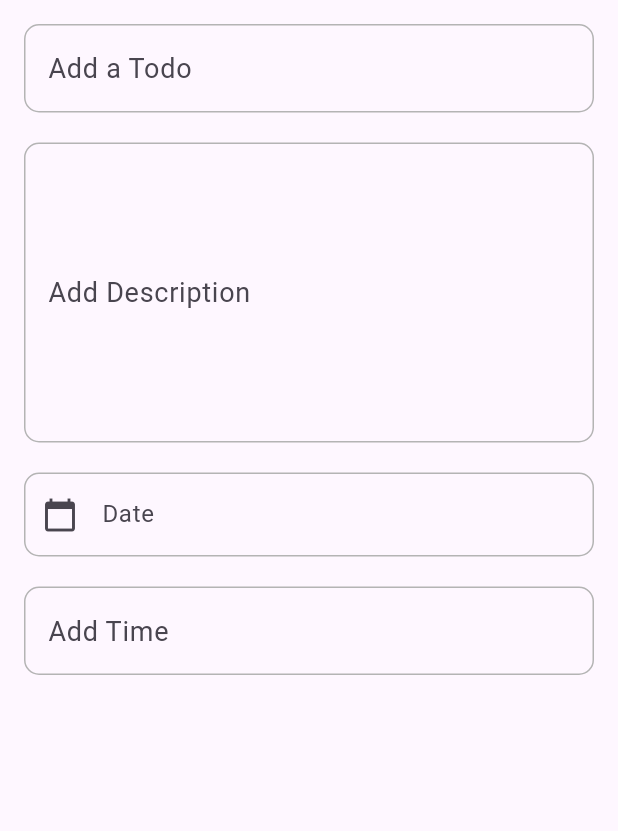
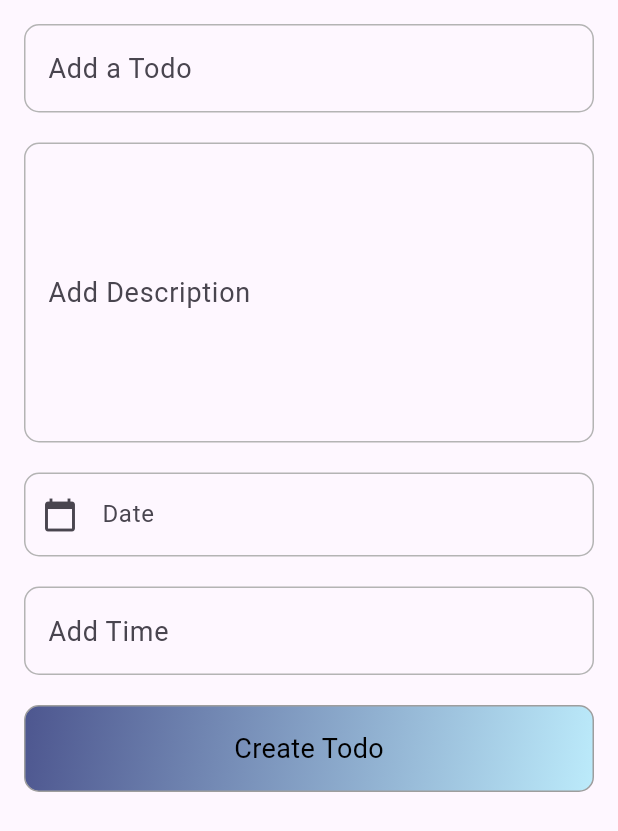
Before and after one commit to CSI-Trainee-2024/Task_4_Sparsh_2311143, a Flutter app: the screen it shows after launch, on a phone screen of 412 x 824 dp. Shown: the top 831 px of the screen. Run offline on Flutter 3.47's test engine with Material 3 defaults, Android fonts, the phone set to English and light mode, and no system bars.

Commit message:
Create todo button created

```diff
--- a/lib/pages/add_todo.dart
+++ b/lib/pages/add_todo.dart
@@ -10,6 +10,7 @@ class AddTodo extends StatefulWidget {
   @override
   State<AddTodo> createState() => _HomepageState();
 }
+
 TextEditingController _dateController = TextEditingController();
 
 class _HomepageState extends State<AddTodo> {
@@ -78,11 +79,10 @@ class _HomepageState extends State<AddTodo> {
                     hintText: 'Date',
                   ),
                   readOnly: true,
-                  onTap: (){
+                  onTap: () {
                     _selectDate();
                   },
                 ),
-
                 SizedBox(
                   height: 20,
                 ),
@@ -100,21 +100,42 @@ class _HomepageState extends State<AddTodo> {
                     hintText: 'Add Time',
                   ),
                 ),
-
-
+                SizedBox(
+                  height: 20,
+                ),
+                GestureDetector(
+                  onTap: () {},
+                  child: Container(
+                    padding: const EdgeInsets.all(15),
+                    alignment: Alignment.center,
+                    decoration: BoxDecoration(
+                        gradient: LinearGradient(
+                          begin: Alignment.topLeft,
+                          end: Alignment.bottomRight,
+                          colors: [darkBlueColor, lightBlueColor],
+                        ),
+                        borderRadius: BorderRadius.circular(10.0),
+                        border: Border.all(color: Colors.grey)),
+                    child: const Text(
+                      "Create Todo",
+                      style: TextStyle(color: Colors.black, fontSize: 18),
+                    ),
+                  ),
+                ),
               ]),
         ),
       ),
     ));
   }
-  Future<void> _selectDate() async{
+
+  Future<void> _selectDate() async {
     DateTime? _picked = await showDatePicker(
         context: context,
         initialDate: DateTime.now(),
-      firstDate: DateTime(2000) ,
+        firstDate: DateTime(2000),
         lastDate: DateTime(2100));
 
-    if(_picked != null){
+    if (_picked != null) {
       setState(() {
         _dateController.text = _picked.toString().split(" ")[0];
       });
```
Lines whose indentation alone changed are shown as unchanged.
